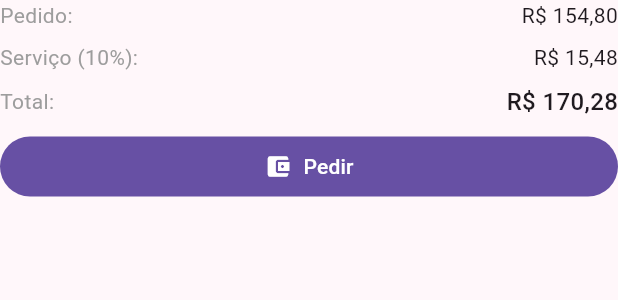
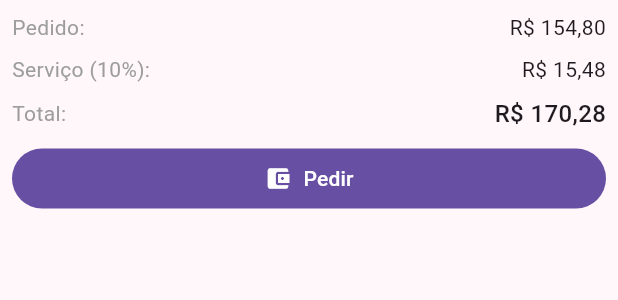
Before and after one commit to leooruiz/Ristorante-Pannucci, a Flutter app: the PaymentTotal widget shown alone on an empty page, opened directly, on a phone screen of 412 x 824 dp. Shown: the top 300 px of the screen. Run offline on Flutter 3.47's test engine with Material 3 defaults, Android fonts, the phone set to English and light mode, and no system bars.

Commit message:
adding padding to payment total

```diff
--- a/lib/components/payment_total.dart
+++ b/lib/components/payment_total.dart
@@ -6,7 +6,9 @@ class PaymentTotal extends StatelessWidget {
 
   @override
   Widget build(BuildContext context) {
-    return Column(
+    return Padding(
+      padding: const EdgeInsets.all(8.0),
+      child: Column(
         children: <Widget>[
           Padding(
             padding: const EdgeInsets.only(bottom: 8.0),
@@ -59,6 +61,7 @@ class PaymentTotal extends StatelessWidget {
                 ]),
           )
         ],
+      ),
     );
   }
 }
```
Lines whose indentation alone changed are shown as unchanged.
